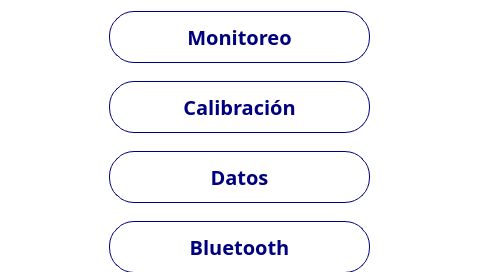
This is src/views/MainMenu.ui in Giocerz/water_quality_rpi as Qt 5 draws it before an edit. The edited form follows.
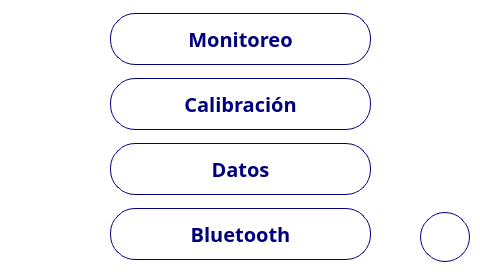
This is the edited form.

What changed in the file:
```diff
--- a/src/views/MainMenu.ui
+++ b/src/views/MainMenu.ui
@@ -32,19 +32,28 @@
    <widget class="QWidget" name="verticalLayoutWidget">
     <property name="geometry">
      <rect>
-      <x>29</x>
-      <y>-1</y>
+      <x>30</x>
+      <y>0</y>
       <width>421</width>
-      <height>286</height>
+      <height>281</height>
      </rect>
     </property>
     <layout class="QVBoxLayout" name="verticalLayout">
+     <property name="spacing">
+      <number>0</number>
+     </property>
      <property name="leftMargin">
       <number>80</number>
      </property>
+     <property name="topMargin">
+      <number>0</number>
+     </property>
      <property name="rightMargin">
       <number>80</number>
      </property>
+     <property name="bottomMargin">
+      <number>6</number>
+     </property>
      <item>
       <widget class="QPushButton" name="monitoringBtn">
        <property name="styleSheet">
@@ -98,6 +107,22 @@
      <string/>
     </property>
    </widget>
+   <widget class="QPushButton" name="powerBtn">
+    <property name="geometry">
+     <rect>
+      <x>420</x>
+      <y>212</y>
+      <width>50</width>
+      <height>50</height>
+     </rect>
+    </property>
+    <property name="styleSheet">
+     <string notr="true"/>
+    </property>
+    <property name="text">
+     <string/>
+    </property>
+   </widget>
   </widget>
  </widget>
  <resources/>
```
